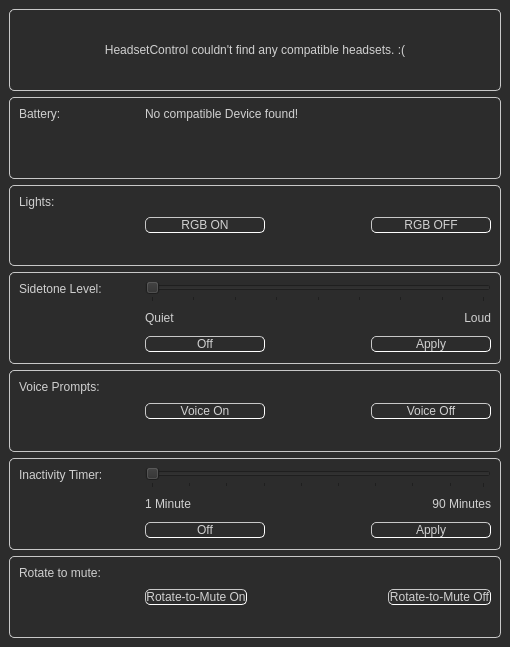
This is mainwindow.ui in LeoKlaus/HeadsetControl-GUI as Qt 5 draws it before an edit. The edited form follows.
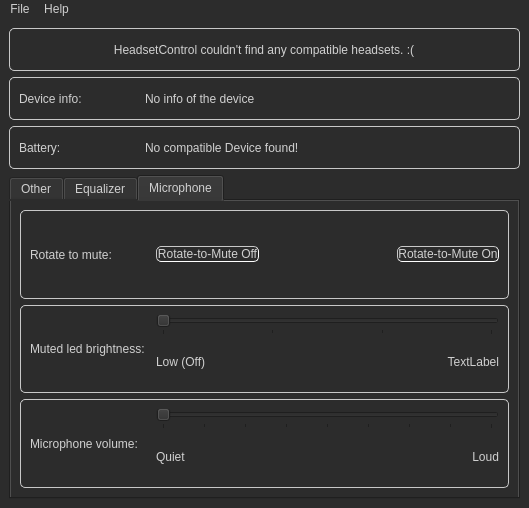
This is the edited form. The open tabs and pages were chosen to show the change. Icons and pictures are not drawn.

Commit message: Forked version of HeadsetController-GUI

Patch:
```diff
--- a/mainwindow.ui
+++ b/mainwindow.ui
@@ -6,16 +6,22 @@
    <rect>
     <x>0</x>
     <y>0</y>
-    <width>510</width>
-    <height>647</height>
+    <width>529</width>
+    <height>508</height>
    </rect>
   </property>
   <property name="sizePolicy">
-   <sizepolicy hsizetype="Fixed" vsizetype="Fixed">
+   <sizepolicy hsizetype="Fixed" vsizetype="Minimum">
     <horstretch>0</horstretch>
     <verstretch>0</verstretch>
    </sizepolicy>
   </property>
+  <property name="minimumSize">
+   <size>
+    <width>0</width>
+    <height>450</height>
+   </size>
+  </property>
   <property name="windowTitle">
    <string>HeadsetControl - GUI</string>
   </property>
@@ -86,6 +92,12 @@
       <layout class="QHBoxLayout" name="horizontalLayout_19">
        <item>
         <widget class="QLabel" name="notSupportedLabel">
+         <property name="sizePolicy">
+          <sizepolicy hsizetype="Preferred" vsizetype="Minimum">
+           <horstretch>0</horstretch>
+           <verstretch>0</verstretch>
+          </sizepolicy>
+         </property>
          <property name="minimumSize">
           <size>
            <width>400</width>
@@ -109,20 +121,116 @@
       </layout>
      </widget>
     </item>
+    <item>
+     <widget class="QFrame" name="deviceinfoFrame">
+      <property name="sizePolicy">
+       <sizepolicy hsizetype="Preferred" vsizetype="Minimum">
+        <horstretch>0</horstretch>
+        <verstretch>0</verstretch>
+       </sizepolicy>
+      </property>
+      <property name="maximumSize">
+       <size>
+        <width>16777215</width>
+        <height>150</height>
+       </size>
+      </property>
+      <property name="frameShape">
+       <enum>QFrame::StyledPanel</enum>
+      </property>
+      <property name="frameShadow">
+       <enum>QFrame::Raised</enum>
+      </property>
+      <layout class="QHBoxLayout" name="horizontalLayout_20">
+       <item>
+        <widget class="QLabel" name="deviceinfoLabel">
+         <property name="sizePolicy">
+          <sizepolicy hsizetype="Minimum" vsizetype="Minimum">
+           <horstretch>0</horstretch>
+           <verstretch>0</verstretch>
+          </sizepolicy>
+         </property>
+         <property name="text">
+          <string>Device info:</string>
+         </property>
+        </widget>
+       </item>
+       <item>
+        <widget class="QLabel" name="deviceinfovalueLabel">
+         <property name="sizePolicy">
+          <sizepolicy hsizetype="Preferred" vsizetype="Minimum">
+           <horstretch>0</horstretch>
+           <verstretch>0</verstretch>
+          </sizepolicy>
+         </property>
+         <property name="minimumSize">
+          <size>
+           <width>300</width>
+           <height>0</height>
+          </size>
+         </property>
+         <property name="maximumSize">
+          <size>
+           <width>300</width>
+           <height>16777215</height>
+          </size>
+         </property>
+         <property name="styleSheet">
+          <string notr="true">QLabel {
+min-width: 300px;
+max-width: 300px;
+}</string>
+         </property>
+         <property name="text">
+          <string>No info of the device</string>
+         </property>
+        </widget>
+       </item>
+       <item>
+        <spacer name="horizontalSpacer_7">
+         <property name="orientation">
+          <enum>Qt::Horizontal</enum>
+         </property>
+         <property name="sizeType">
+          <enum>QSizePolicy::Expanding</enum>
+         </property>
+         <property name="sizeHint" stdset="0">
+          <size>
+           <width>40</width>
+           <height>20</height>
+          </size>
+         </property>
+        </spacer>
+       </item>
+      </layout>
+     </widget>
+    </item>
     <item>
      <widget class="QFrame" name="batteryFrame">
       <property name="enabled">
        <bool>true</bool>
       </property>
       <property name="sizePolicy">
-       <sizepolicy hsizetype="Minimum" vsizetype="Minimum">
+       <sizepolicy hsizetype="Preferred" vsizetype="Minimum">
         <horstretch>0</horstretch>
         <verstretch>0</verstretch>
        </sizepolicy>
       </property>
+      <property name="maximumSize">
+       <size>
+        <width>16777215</width>
+        <height>50</height>
+       </size>
+      </property>
       <property name="styleSheet">
        <string notr="true"/>
       </property>
+      <property name="frameShape">
+       <enum>QFrame::StyledPanel</enum>
+      </property>
+      <property name="frameShadow">
+       <enum>QFrame::Raised</enum>
+      </property>
       <layout class="QHBoxLayout" name="horizontalLayout_6">
        <property name="spacing">
         <number>6</number>
@@ -157,7 +265,7 @@
           <string>Battery:</string>
          </property>
          <property name="alignment">
-          <set>Qt::AlignLeading|Qt::AlignLeft|Qt::AlignTop</set>
+          <set>Qt::AlignLeading|Qt::AlignLeft|Qt::AlignVCenter</set>
          </property>
         </widget>
        </item>
@@ -188,7 +296,7 @@
           <string>No compatible Device found!</string>
          </property>
          <property name="alignment">
-          <set>Qt::AlignLeading|Qt::AlignLeft|Qt::AlignTop</set>
+          <set>Qt::AlignLeading|Qt::AlignLeft|Qt::AlignVCenter</set>
          </property>
         </widget>
        </item>
@@ -209,6 +317,34 @@
      </widget>
     </item>
     <item>
+     <widget class="QTabWidget" name="tabWidget">
+      <property name="sizePolicy">
+       <sizepolicy hsizetype="Expanding" vsizetype="Minimum">
+        <horstretch>0</horstretch>
+        <verstretch>0</verstretch>
+       </sizepolicy>
+      </property>
+      <property name="tabPosition">
+       <enum>QTabWidget::North</enum>
+      </property>
+      <property name="currentIndex">
+       <number>0</number>
+      </property>
+      <property name="documentMode">
+       <bool>false</bool>
+      </property>
+      <property name="tabsClosable">
+       <bool>false</bool>
+      </property>
+      <property name="tabBarAutoHide">
+       <bool>false</bool>
+      </property>
+      <widget class="QWidget" name="otherTab">
+       <attribute name="title">
+        <string>Other</string>
+       </attribute>
+       <layout class="QVBoxLayout" name="verticalLayout_7">
+        <item>
      <widget class="QFrame" name="lightFrame">
       <property name="sizePolicy">
        <sizepolicy hsizetype="Minimum" vsizetype="Minimum">
@@ -219,6 +355,12 @@
       <layout class="QHBoxLayout" name="horizontalLayout_17">
        <item>
         <widget class="QLabel" name="lightLabel">
+             <property name="sizePolicy">
+              <sizepolicy hsizetype="Preferred" vsizetype="Minimum">
+               <horstretch>0</horstretch>
+               <verstretch>0</verstretch>
+              </sizepolicy>
+             </property>
          <property name="minimumSize">
           <size>
            <width>120</width>
@@ -235,7 +377,7 @@
           <string>Lights:</string>
          </property>
          <property name="alignment">
-          <set>Qt::AlignLeading|Qt::AlignLeft|Qt::AlignTop</set>
+              <set>Qt::AlignLeading|Qt::AlignLeft|Qt::AlignVCenter</set>
          </property>
         </widget>
        </item>
@@ -292,6 +434,12 @@
       <layout class="QHBoxLayout" name="horizontalLayout_14">
        <item>
         <widget class="QLabel" name="sidetoneLabel">
+             <property name="sizePolicy">
+              <sizepolicy hsizetype="Preferred" vsizetype="Minimum">
+               <horstretch>0</horstretch>
+               <verstretch>0</verstretch>
+              </sizepolicy>
+             </property>
          <property name="minimumSize">
           <size>
            <width>120</width>
@@ -302,7 +450,7 @@
           <string>Sidetone Level:</string>
          </property>
          <property name="alignment">
-          <set>Qt::AlignLeading|Qt::AlignLeft|Qt::AlignTop</set>
+              <set>Qt::AlignLeading|Qt::AlignLeft|Qt::AlignVCenter</set>
          </property>
         </widget>
        </item>
@@ -341,7 +489,7 @@
            <item>
             <widget class="QLabel" name="labelQuiet">
              <property name="text">
-              <string>Quiet</string>
+                  <string>Quiet (Off)</string>
              </property>
             </widget>
            </item>
@@ -373,49 +521,6 @@
            </item>
           </layout>
          </item>
-         <item>
-          <layout class="QHBoxLayout" name="horizontalLayout_2">
-           <item>
-            <widget class="QPushButton" name="sideToneOff">
-             <property name="minimumSize">
-              <size>
-               <width>120</width>
-               <height>0</height>
-              </size>
-             </property>
-             <property name="text">
-              <string>Off</string>
-             </property>
-            </widget>
-           </item>
-           <item>
-            <spacer name="horizontalSpacer_4">
-             <property name="orientation">
-              <enum>Qt::Horizontal</enum>
-             </property>
-             <property name="sizeHint" stdset="0">
-              <size>
-               <width>40</width>
-               <height>20</height>
-              </size>
-             </property>
-            </spacer>
-           </item>
-           <item>
-            <widget class="QPushButton" name="sideToneApply">
-             <property name="minimumSize">
-              <size>
-               <width>120</width>
-               <height>0</height>
-              </size>
-             </property>
-             <property name="text">
-              <string>Apply</string>
-             </property>
-            </widget>
-           </item>
-          </layout>
-         </item>
         </layout>
        </item>
       </layout>
@@ -431,9 +536,13 @@
       </property>
       <layout class="QHBoxLayout" name="horizontalLayout_16">
        <item>
-        <layout class="QHBoxLayout" name="horizontalLayout">
-         <item>
           <widget class="QLabel" name="voiceLabel">
+             <property name="sizePolicy">
+              <sizepolicy hsizetype="Preferred" vsizetype="Minimum">
+               <horstretch>0</horstretch>
+               <verstretch>0</verstretch>
+              </sizepolicy>
+             </property>
            <property name="minimumSize">
             <size>
              <width>120</width>
@@ -450,38 +559,12 @@
             <string>Voice Prompts:</string>
            </property>
            <property name="alignment">
-            <set>Qt::AlignLeading|Qt::AlignLeft|Qt::AlignTop</set>
+              <set>Qt::AlignLeading|Qt::AlignLeft|Qt::AlignVCenter</set>
            </property>
           </widget>
          </item>
          <item>
-          <layout class="QHBoxLayout" name="horizontalLayout_3">
-           <item>
-            <widget class="QPushButton" name="voiceOnButton">
-             <property name="minimumSize">
-              <size>
-               <width>120</width>
-               <height>0</height>
-              </size>
-             </property>
-             <property name="text">
-              <string>Voice On</string>
-             </property>
-            </widget>
-           </item>
-           <item>
-            <spacer name="horizontalSpacer_10">
-             <property name="orientation">
-              <enum>Qt::Horizontal</enum>
-             </property>
-             <property name="sizeHint" stdset="0">
-              <size>
-               <width>40</width>
-               <height>20</height>
-              </size>
-             </property>
-            </spacer>
-           </item>
+            <layout class="QHBoxLayout" name="horizontalLayout">
            <item>
             <widget class="QPushButton" name="voiceOffButton">
              <property name="minimumSize">
@@ -495,7 +578,31 @@
              </property>
             </widget>
            </item>
-          </layout>
+             <item>
+              <spacer name="horizontalSpacer_10">
+               <property name="orientation">
+                <enum>Qt::Horizontal</enum>
+               </property>
+               <property name="sizeHint" stdset="0">
+                <size>
+                 <width>40</width>
+                 <height>20</height>
+                </size>
+               </property>
+              </spacer>
+             </item>
+             <item>
+              <widget class="QPushButton" name="voiceOnButton">
+               <property name="minimumSize">
+                <size>
+                 <width>120</width>
+                 <height>0</height>
+                </size>
+               </property>
+               <property name="text">
+                <string>Voice On</string>
+               </property>
+              </widget>
          </item>
         </layout>
        </item>
@@ -513,6 +620,12 @@
       <layout class="QHBoxLayout" name="horizontalLayout_15">
        <item>
         <widget class="QLabel" name="inactivityLabel">
+             <property name="sizePolicy">
+              <sizepolicy hsizetype="Preferred" vsizetype="Minimum">
+               <horstretch>0</horstretch>
+               <verstretch>0</verstretch>
+              </sizepolicy>
+             </property>
          <property name="minimumSize">
           <size>
            <width>120</width>
@@ -523,7 +636,7 @@
           <string>Inactivity Timer:</string>
          </property>
          <property name="alignment">
-          <set>Qt::AlignLeading|Qt::AlignLeft|Qt::AlignTop</set>
+              <set>Qt::AlignLeading|Qt::AlignLeft|Qt::AlignVCenter</set>
          </property>
         </widget>
        </item>
@@ -553,7 +666,7 @@
            <item>
             <widget class="QLabel" name="label_4">
              <property name="text">
-              <string>1 Minute</string>
+                  <string>0 Minute (Off)</string>
              </property>
             </widget>
            </item>
@@ -582,23 +695,54 @@
            </item>
           </layout>
          </item>
+            </layout>
+           </item>
+          </layout>
+         </widget>
+        </item>
          <item>
-          <layout class="QHBoxLayout" name="horizontalLayout_4">
+         <widget class="QFrame" name="chatmixFrame">
+          <property name="sizePolicy">
+           <sizepolicy hsizetype="Minimum" vsizetype="Minimum">
+            <horstretch>0</horstretch>
+            <verstretch>0</verstretch>
+           </sizepolicy>
+          </property>
+          <property name="frameShape">
+           <enum>QFrame::StyledPanel</enum>
+          </property>
+          <property name="frameShadow">
+           <enum>QFrame::Raised</enum>
+          </property>
+          <layout class="QHBoxLayout" name="horizontalLayout_7">
            <item>
-            <widget class="QPushButton" name="inactivityOffButton">
-             <property name="minimumSize">
-              <size>
-               <width>120</width>
-               <height>0</height>
-              </size>
+            <widget class="QLabel" name="chatmixLabel">
+             <property name="sizePolicy">
+              <sizepolicy hsizetype="Preferred" vsizetype="Minimum">
+               <horstretch>0</horstretch>
+               <verstretch>0</verstretch>
+              </sizepolicy>
              </property>
              <property name="text">
-              <string>Off</string>
+              <string>Chatmix:</string>
              </property>
             </widget>
            </item>
            <item>
-            <spacer name="horizontalSpacer_7">
+            <widget class="QLabel" name="chatmixvalueLabel">
+             <property name="sizePolicy">
+              <sizepolicy hsizetype="Preferred" vsizetype="Minimum">
+               <horstretch>0</horstretch>
+               <verstretch>0</verstretch>
+              </sizepolicy>
+             </property>
+             <property name="text">
+              <string>None</string>
+             </property>
+            </widget>
+           </item>
+           <item>
+            <spacer name="horizontalSpacer_2">
              <property name="orientation">
               <enum>Qt::Horizontal</enum>
              </property>
@@ -610,28 +754,120 @@
              </property>
             </spacer>
            </item>
+          </layout>
+         </widget>
+        </item>
+       </layout>
+      </widget>
+      <widget class="QWidget" name="equalizerTab">
+       <attribute name="title">
+        <string>Equalizer</string>
+       </attribute>
+       <layout class="QVBoxLayout" name="verticalLayout_8">
            <item>
-            <widget class="QPushButton" name="inactivityApplyButton">
-             <property name="minimumSize">
+         <widget class="QFrame" name="frame">
+          <property name="sizePolicy">
+           <sizepolicy hsizetype="Minimum" vsizetype="Minimum">
+            <horstretch>0</horstretch>
+            <verstretch>0</verstretch>
+           </sizepolicy>
+          </property>
+          <property name="frameShape">
+           <enum>QFrame::StyledPanel</enum>
+          </property>
+          <property name="frameShadow">
+           <enum>QFrame::Raised</enum>
+          </property>
+          <layout class="QHBoxLayout" name="horizontalLayout_13">
+           <item>
+            <widget class="QLabel" name="label_7">
+             <property name="text">
+              <string>Equalizer preset:</string>
+             </property>
+            </widget>
+           </item>
+           <item>
+            <widget class="QComboBox" name="equalizerPresetcomboBox">
+             <item>
+              <property name="text">
+               <string>-</string>
+              </property>
+             </item>
+             <item>
+              <property name="text">
+               <string>Flat</string>
+              </property>
+             </item>
+             <item>
+              <property name="text">
+               <string>Bass</string>
+              </property>
+             </item>
+             <item>
+              <property name="text">
+               <string>Smiley</string>
+              </property>
+             </item>
+             <item>
+              <property name="text">
+               <string>Focus</string>
+              </property>
+             </item>
+            </widget>
+           </item>
+          </layout>
+         </widget>
+        </item>
+        <item>
+         <widget class="QFrame" name="equalizerFrame">
+          <property name="sizePolicy">
+           <sizepolicy hsizetype="Preferred" vsizetype="Minimum">
+            <horstretch>0</horstretch>
+            <verstretch>0</verstretch>
+           </sizepolicy>
+          </property>
+          <property name="frameShape">
+           <enum>QFrame::StyledPanel</enum>
+          </property>
+          <property name="frameShadow">
+           <enum>QFrame::Raised</enum>
+          </property>
+          <layout class="QFormLayout" name="formLayout">
+           <item row="0" column="0">
+            <widget class="QLabel" name="equalizerLabel">
+             <property name="text">
+              <string>Equalizer:</string>
+             </property>
+            </widget>
+           </item>
+           <item row="0" column="1">
+            <layout class="QHBoxLayout" name="equalizerLayout"/>
+           </item>
+           <item row="1" column="0">
+            <widget class="QPushButton" name="applyEqualizer">
+             <property name="maximumSize">
               <size>
                <width>120</width>
-               <height>0</height>
+               <height>30</height>
               </size>
              </property>
              <property name="text">
-              <string>Apply</string>
+              <string>Apply Equalizer</string>
              </property>
             </widget>
            </item>
           </layout>
-         </item>
-        </layout>
-       </item>
-      </layout>
-     </widget>
-    </item>
+         </widget>
+        </item>
+       </layout>
+      </widget>
+      <widget class="QWidget" name="micTab">
+       <attribute name="title">
+        <string>Microphone</string>
+       </attribute>
+       <layout class="QVBoxLayout" name="verticalLayout_9">
     <item>
-     <widget class="QFrame" name="rotateFrame">
+         <widget class="QFrame" name="rotatetomuteFrame">
       <property name="sizePolicy">
        <sizepolicy hsizetype="Minimum" vsizetype="Minimum">
         <horstretch>0</horstretch>
@@ -641,34 +877,20 @@
       <layout class="QHBoxLayout" name="horizontalLayout_18">
        <item>
         <widget class="QLabel" name="rotateLabel">
+             <property name="sizePolicy">
+              <sizepolicy hsizetype="Preferred" vsizetype="Minimum">
+               <horstretch>0</horstretch>
+               <verstretch>0</verstretch>
+              </sizepolicy>
+             </property>
          <property name="text">
           <string>Rotate to mute:</string>
          </property>
          <property name="alignment">
-          <set>Qt::AlignLeading|Qt::AlignLeft|Qt::AlignTop</set>
+              <set>Qt::AlignLeading|Qt::AlignLeft|Qt::AlignVCenter</set>
          </property>
         </widget>
        </item>
-       <item>
-        <widget class="QPushButton" name="rotateOn">
-         <property name="text">
-          <string>Rotate-to-Mute On</string>
-         </property>
-        </widget>
-       </item>
-       <item>
-        <spacer name="horizontalSpacer_11">
-         <property name="orientation">
-          <enum>Qt::Horizontal</enum>
-         </property>
-         <property name="sizeHint" stdset="0">
-          <size>
-           <width>40</width>
-           <height>20</height>
-          </size>
-         </property>
-        </spacer>
-       </item>
        <item>
         <widget class="QPushButton" name="rotateOff">
          <property name="text">
@@ -676,12 +898,272 @@
          </property>
         </widget>
        </item>
+           <item>
+            <spacer name="horizontalSpacer_11">
+             <property name="orientation">
+              <enum>Qt::Horizontal</enum>
+             </property>
+             <property name="sizeHint" stdset="0">
+              <size>
+               <width>40</width>
+               <height>20</height>
+              </size>
+             </property>
+            </spacer>
+           </item>
+           <item>
+            <widget class="QPushButton" name="rotateOn">
+             <property name="text">
+              <string>Rotate-to-Mute On</string>
+             </property>
+            </widget>
+           </item>
       </layout>
      </widget>
     </item>
-   </layout>
-  </widget>
- </widget>
+        <item>
+         <widget class="QFrame" name="muteledbrightnessFrame">
+          <property name="frameShape">
+           <enum>QFrame::StyledPanel</enum>
+          </property>
+          <property name="frameShadow">
+           <enum>QFrame::Raised</enum>
+          </property>
+          <layout class="QHBoxLayout" name="horizontalLayout_8">
+           <item>
+            <widget class="QLabel" name="label">
+             <property name="sizePolicy">
+              <sizepolicy hsizetype="Preferred" vsizetype="Minimum">
+               <horstretch>0</horstretch>
+               <verstretch>0</verstretch>
+              </sizepolicy>
+             </property>
+             <property name="text">
+              <string>Muted led brightness:</string>
+             </property>
+             <property name="alignment">
+              <set>Qt::AlignLeading|Qt::AlignLeft|Qt::AlignVCenter</set>
+             </property>
+             <property name="wordWrap">
+              <bool>true</bool>
+             </property>
+            </widget>
+           </item>
+           <item>
+            <layout class="QVBoxLayout" name="verticalLayout_5">
+             <item>
+              <widget class="QSlider" name="muteledbrightnessSlider">
+               <property name="maximum">
+                <number>3</number>
+               </property>
+               <property name="pageStep">
+                <number>1</number>
+               </property>
+               <property name="orientation">
+                <enum>Qt::Horizontal</enum>
+               </property>
+               <property name="tickPosition">
+                <enum>QSlider::TicksBelow</enum>
+               </property>
+               <property name="tickInterval">
+                <number>1</number>
+               </property>
+              </widget>
+             </item>
+             <item>
+              <layout class="QHBoxLayout" name="horizontalLayout_12">
+               <item>
+                <widget class="QLabel" name="label_8">
+                 <property name="text">
+                  <string>Low (Off)</string>
+                 </property>
+                </widget>
+               </item>
+               <item>
+                <spacer name="horizontalSpacer_6">
+                 <property name="orientation">
+                  <enum>Qt::Horizontal</enum>
+                 </property>
+                 <property name="sizeHint" stdset="0">
+                  <size>
+                   <width>40</width>
+                   <height>20</height>
+                  </size>
+                 </property>
+                </spacer>
+               </item>
+               <item>
+                <widget class="QLabel" name="High">
+                 <property name="text">
+                  <string>TextLabel</string>
+                 </property>
+                 <property name="alignment">
+                  <set>Qt::AlignRight|Qt::AlignTrailing|Qt::AlignVCenter</set>
+                 </property>
+                </widget>
+               </item>
+              </layout>
+             </item>
+            </layout>
+           </item>
+          </layout>
+         </widget>
+        </item>
+        <item>
+         <widget class="QFrame" name="micvolumeFrame">
+          <property name="frameShape">
+           <enum>QFrame::StyledPanel</enum>
+          </property>
+          <property name="frameShadow">
+           <enum>QFrame::Raised</enum>
+          </property>
+          <layout class="QHBoxLayout" name="horizontalLayout_9">
+           <item>
+            <widget class="QLabel" name="label_2">
+             <property name="sizePolicy">
+              <sizepolicy hsizetype="Preferred" vsizetype="Minimum">
+               <horstretch>0</horstretch>
+               <verstretch>0</verstretch>
+              </sizepolicy>
+             </property>
+             <property name="text">
+              <string>Microphone volume:</string>
+             </property>
+             <property name="wordWrap">
+              <bool>true</bool>
+             </property>
+            </widget>
+           </item>
+           <item>
+            <layout class="QVBoxLayout" name="verticalLayout_3">
+             <item>
+              <widget class="QSlider" name="micvolumeSlider">
+               <property name="maximum">
+                <number>128</number>
+               </property>
+               <property name="pageStep">
+                <number>16</number>
+               </property>
+               <property name="orientation">
+                <enum>Qt::Horizontal</enum>
+               </property>
+               <property name="tickPosition">
+                <enum>QSlider::TicksBelow</enum>
+               </property>
+               <property name="tickInterval">
+                <number>16</number>
+               </property>
+              </widget>
+             </item>
+             <item>
+              <layout class="QHBoxLayout" name="horizontalLayout_10">
+               <item>
+                <widget class="QLabel" name="label_5">
+                 <property name="text">
+                  <string>Quiet</string>
+                 </property>
+                </widget>
+               </item>
+               <item>
+                <spacer name="horizontalSpacer_4">
+                 <property name="orientation">
+                  <enum>Qt::Horizontal</enum>
+                 </property>
+                 <property name="sizeHint" stdset="0">
+                  <size>
+                   <width>40</width>
+                   <height>20</height>
+                  </size>
+                 </property>
+                </spacer>
+               </item>
+               <item>
+                <widget class="QLabel" name="label_6">
+                 <property name="text">
+                  <string>Loud</string>
+                 </property>
+                 <property name="alignment">
+                  <set>Qt::AlignRight|Qt::AlignTrailing|Qt::AlignVCenter</set>
+                 </property>
+                </widget>
+               </item>
+              </layout>
+             </item>
+            </layout>
+           </item>
+          </layout>
+         </widget>
+        </item>
+       </layout>
+      </widget>
+     </widget>
+    </item>
+   </layout>
+  </widget>
+  <widget class="QMenuBar" name="menuBar">
+   <property name="geometry">
+    <rect>
+     <x>0</x>
+     <y>0</y>
+     <width>529</width>
+     <height>22</height>
+    </rect>
+   </property>
+   <widget class="QMenu" name="menuFile">
+    <property name="title">
+     <string>File</string>
+    </property>
+    <addaction name="actionAutoStartup"/>
+    <addaction name="separator"/>
+    <addaction name="actionCheck_Updates"/>
+   </widget>
+   <widget class="QMenu" name="menuInfo">
+    <property name="title">
+     <string>Help</string>
+    </property>
+    <addaction name="actionAbout"/>
+    <addaction name="actionCredits"/>
+   </widget>
+   <addaction name="menuFile"/>
+   <addaction name="menuInfo"/>
+  </widget>
+  <action name="actionAutoStartup">
+   <property name="checkable">
+    <bool>true</bool>
+   </property>
+   <property name="text">
+    <string>Auto Startup</string>
+   </property>
+  </action>
+  <action name="actionCheck_Updates">
+   <property name="text">
+    <string>Check Updates</string>
+   </property>
+  </action>
+  <action name="actionAbout">
+   <property name="text">
+    <string>About</string>
+   </property>
+  </action>
+  <action name="actionCredits">
+   <property name="text">
+    <string>Credits</string>
+   </property>
+  </action>
+ </widget>
+ <tabstops>
+  <tabstop>offButton</tabstop>
+  <tabstop>onButton</tabstop>
+  <tabstop>sidetoneSlider</tabstop>
+  <tabstop>voiceOffButton</tabstop>
+  <tabstop>inactivitySlider</tabstop>
+  <tabstop>equalizerPresetcomboBox</tabstop>
+  <tabstop>applyEqualizer</tabstop>
+  <tabstop>rotateOff</tabstop>
+  <tabstop>rotateOn</tabstop>
+  <tabstop>muteledbrightnessSlider</tabstop>
+  <tabstop>micvolumeSlider</tabstop>
+ </tabstops>
  <resources>
   <include location="icons.qrc"/>
  </resources>
```
Left out of the diff: 54 changed lines with no effect on the pictures. Lines whose indentation alone changed are shown as unchanged. The commit also changes 4 other files.
